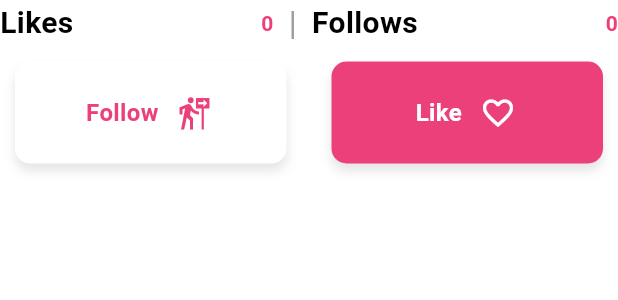
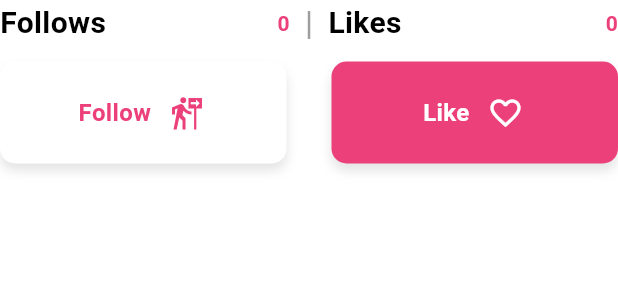
Before and after one commit to KhuongKayyyyy/fable_cosmic_read_app_fe, a Flutter app: the LikeFollowSection widget shown alone on an empty page, opened directly with empty values, on a phone screen of 412 x 824 dp. Shown: the top 300 px of the screen. Run offline on Flutter 3.47's test engine with Material 3 defaults, Android fonts, the phone set to English and light mode, and no system bars; our stand-ins replace bloc, crystal_navigation_bar, flutter_bloc, go_router; missing offline and left inert: dart:ffi; network calls fail.

```diff
--- a/lib/presentation/views/book/book_detail/like_follow_section.dart
+++ b/lib/presentation/views/book/book_detail/like_follow_section.dart
@@ -11,39 +11,54 @@ class LikeFollowSection extends StatefulWidget {
 }
 
 class _LikeFollowSectionState extends State<LikeFollowSection> {
+  get onst => null;
+
   @override
   Widget build(BuildContext context) {
     return Column(
       children: [
         Row(
           children: [
-            const Text("Likes",
-                style: TextStyle(fontWeight: FontWeight.bold, fontSize: 20)),
+            Expanded(
+              child: Row(
+                children: [
+                  const Text("Follows",
+                      style:
+                          TextStyle(fontWeight: FontWeight.bold, fontSize: 20)),
                   const Spacer(),
                   Text(
-              widget.book.likeCount.toString(),
+                    widget.book.followCount.toString(),
                     style: TextStyle(
-                  fontWeight: (FontWeight.w600), color: AppTheme.primaryColor),
+                        fontWeight: (FontWeight.w600),
+                        color: AppTheme.primaryColor),
                   ),
-            const SizedBox(
-              width: 10,
+                ],
               ),
-            const Text("|",
+            ),
+            const Padding(
+              padding: EdgeInsets.symmetric(horizontal: 10),
+              child: Text("|",
                   style: TextStyle(
                     fontWeight: FontWeight.w400,
                     fontSize: 22,
                     color: Colors.grey,
                   )),
-            const SizedBox(
-              width: 10,
             ),
-            const Text("Follows",
-                style: TextStyle(fontWeight: FontWeight.bold, fontSize: 20)),
+            Expanded(
+              child: Row(
+                children: [
+                  const Text("Likes",
+                      style:
+                          TextStyle(fontWeight: FontWeight.bold, fontSize: 20)),
                   const Spacer(),
                   Text(
-              widget.book.followCount.toString(),
+                    widget.book.likeCount.toString(),
                     style: TextStyle(
-                  fontWeight: (FontWeight.w600), color: AppTheme.primaryColor),
+                        fontWeight: (FontWeight.w600),
+                        color: AppTheme.primaryColor),
+                  ),
+                ],
+              ),
             ),
           ],
         ),
@@ -54,9 +69,6 @@ class _LikeFollowSectionState extends State<LikeFollowSection> {
           onTap: () {},
           child: Row(
             children: [
-              const SizedBox(
-                width: 10,
-              ),
               Expanded(
                 child: Container(
                   padding: const EdgeInsets.only(left: 10, top: 10, bottom: 10),
@@ -132,9 +144,6 @@ class _LikeFollowSectionState extends State<LikeFollowSection> {
                   ),
                 ),
               ),
-              const SizedBox(
-                width: 10,
-              ),
             ],
           ),
         )
--- a/lib/presentation/widget/book/continue_read_book.dart
+++ b/lib/presentation/widget/book/continue_read_book.dart
@@ -77,7 +77,11 @@ class ContinueReadBook extends StatelessWidget {
             style: TextStyle(fontSize: 16, fontWeight: FontWeight.bold),
           ),
           const Spacer(),
-          Text(book.author ?? ""),
+          Text(
+            book.author ?? "",
+            overflow: TextOverflow.ellipsis,
+            maxLines: 1,
+          ),
         ],
       ),
     );
```
Also changed, not shown: lib/data/res/chapter_repo.dart (+0 -7 lines), lib/presentation/views/book/book_detail/book_detail_page.dart (+27 -3 lines). Lines whose indentation alone changed are shown as unchanged.
